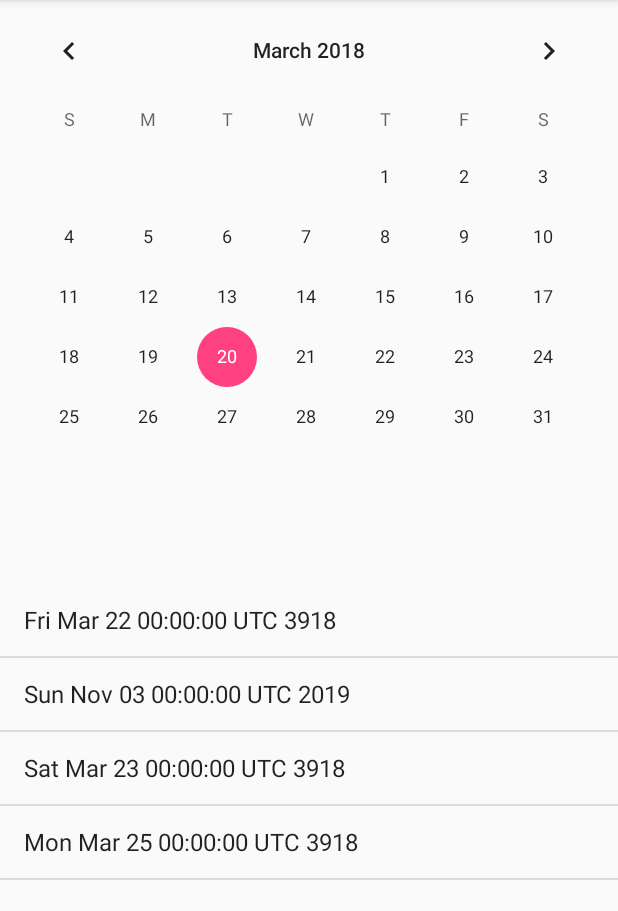
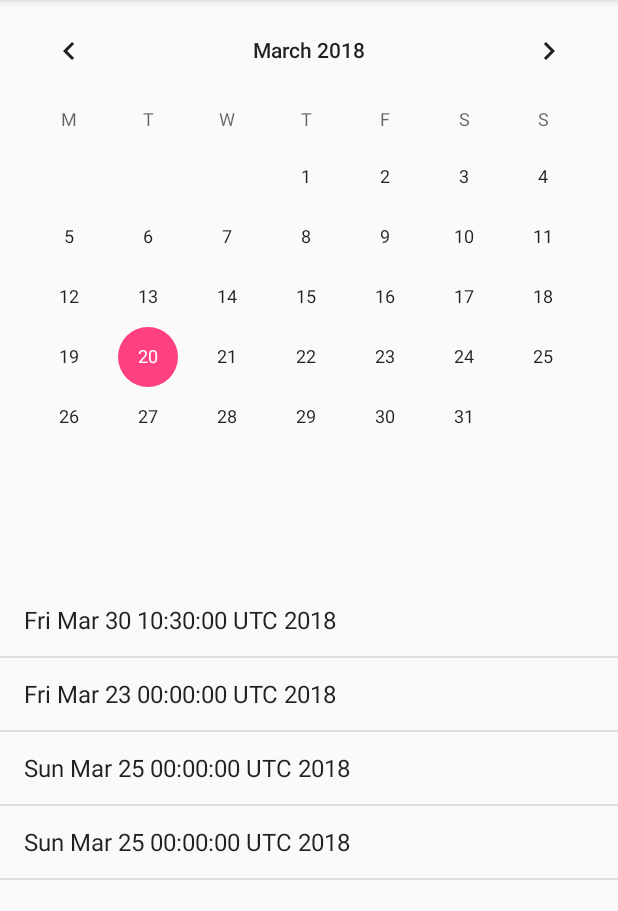
Before and after one commit to gemambu/fisioAppAndroid, an Android app: the screen it shows after launch (CalendarActivity), on a phone screen of 412 x 824 dp, the part 84-995 px from its top. Run offline under Robolectric (Android 15) with nearby library versions, the phone set to English and light mode, and no system bars.

```diff
--- a/app/src/main/java/com/projectx/fisioapp/app/activity/CalendarActivity.kt
+++ b/app/src/main/java/com/projectx/fisioapp/app/activity/CalendarActivity.kt
@@ -13,7 +13,6 @@ class CalendarActivity : AppCompatActivity() {
 
     override fun onCreate(savedInstanceState: Bundle?) {
         super.onCreate(savedInstanceState)
-        //setContentView(R.layout.activity_calendar)
         setContentView(R.layout.activity_calendar)
 
         calendarFragment = supportFragmentManager.findFragmentById(R.id.calendar_fragment) as CalendarFragment
--- a/app/src/main/java/com/projectx/fisioapp/app/fragment/AppointmentsListFragment.kt
+++ b/app/src/main/java/com/projectx/fisioapp/app/fragment/AppointmentsListFragment.kt
@@ -9,6 +9,7 @@ import android.view.View
 import android.view.ViewGroup
 import android.widget.ArrayAdapter
 import android.widget.ListView
+import android.widget.TextView
 import com.projectx.fisioapp.R
 import com.projectx.fisioapp.app.models.Appointment
 import com.projectx.fisioapp.app.models.Appointments
@@ -26,6 +27,7 @@ class AppointmentsListFragment : Fragment() {
             root = it.inflate(R.layout.fragment_appointments_list, container, false)
             val list = root.findViewById<ListView>(R.id.fisio_appointments_list)
             val adapter = ArrayAdapter<Appointment>(activity, android.R.layout.simple_list_item_1, Appointments.toArray())
+
             list.adapter = adapter
             list.setOnItemClickListener { parent, view, position, id ->
                 val appointment = Appointments.get(position)
--- a/app/src/main/java/com/projectx/fisioapp/app/fragment/CalendarFragment.kt
+++ b/app/src/main/java/com/projectx/fisioapp/app/fragment/CalendarFragment.kt
@@ -9,6 +9,7 @@ import android.view.View
 import android.view.ViewGroup
 import android.widget.CalendarView
 import com.projectx.fisioapp.R
+import java.util.*
 
 class CalendarFragment : Fragment() {
 
@@ -23,6 +24,9 @@ class CalendarFragment : Fragment() {
         inflater?.let{
             root = it.inflate(R.layout.fragment_calendar, container, false)
             calendarView = root.findViewById(R.id.fisio_calendar)
+            //calendarView.set(Calendar.DAY_OF_WEEK, Calendar.MONDAY)
+            calendarView.firstDayOfWeek = 2
+
             setCalendarListener(calendarView)
         }
 
--- a/app/src/main/java/com/projectx/fisioapp/app/models/Appointment.kt
+++ b/app/src/main/java/com/projectx/fisioapp/app/models/Appointment.kt
@@ -5,7 +5,7 @@ import java.util.*
 
 data class Appointment(
         var idService: Int?,
-        var idCustomer: Int?,
+        var idCustomer: String?,
         var idProfessional: Int?,
         var isConfirmed: Boolean?,
         var isCancelled: Boolean?,
@@ -15,8 +15,8 @@ data class Appointment(
         var address: String?,
         var extraInfo: String?): Serializable{
 
-    constructor(date: Date): this(null,
-            null,
+    constructor(customer: String, date: Date): this(null,
+            customer,
             null,
             null,
             null,
--- a/app/src/main/java/com/projectx/fisioapp/app/models/Appointments.kt
+++ b/app/src/main/java/com/projectx/fisioapp/app/models/Appointments.kt
@@ -6,10 +6,10 @@ import java.util.*
 object Appointments: Serializable {
 
     private var appointments: List<Appointment> = listOf(
-            Appointment(Date(2018, 2, 22)),
-            Appointment(Date("23/03/2018")),
-            Appointment(Date(2018, 2, 23)),
-            Appointment(Date(2018, 2, 25))
+            Appointment("Rodrigo",Date(2018-1900, 2, 30, 10, 30)),
+            Appointment("Alan", Date(2018-1900, 2, 23)),
+            Appointment("Gema",Date(2018-1900, 2, 25)),
+            Appointment("Carlos",Date(2018-1900, 2, 25))
     )
 
     operator fun get(i: Int) = appointments[i]
```
